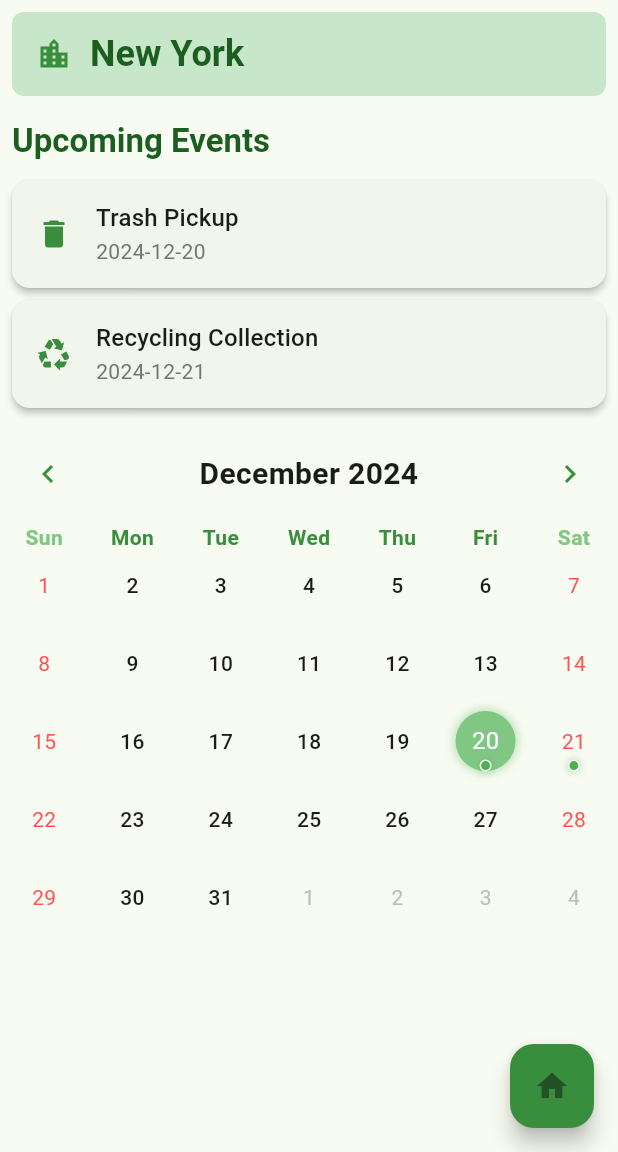
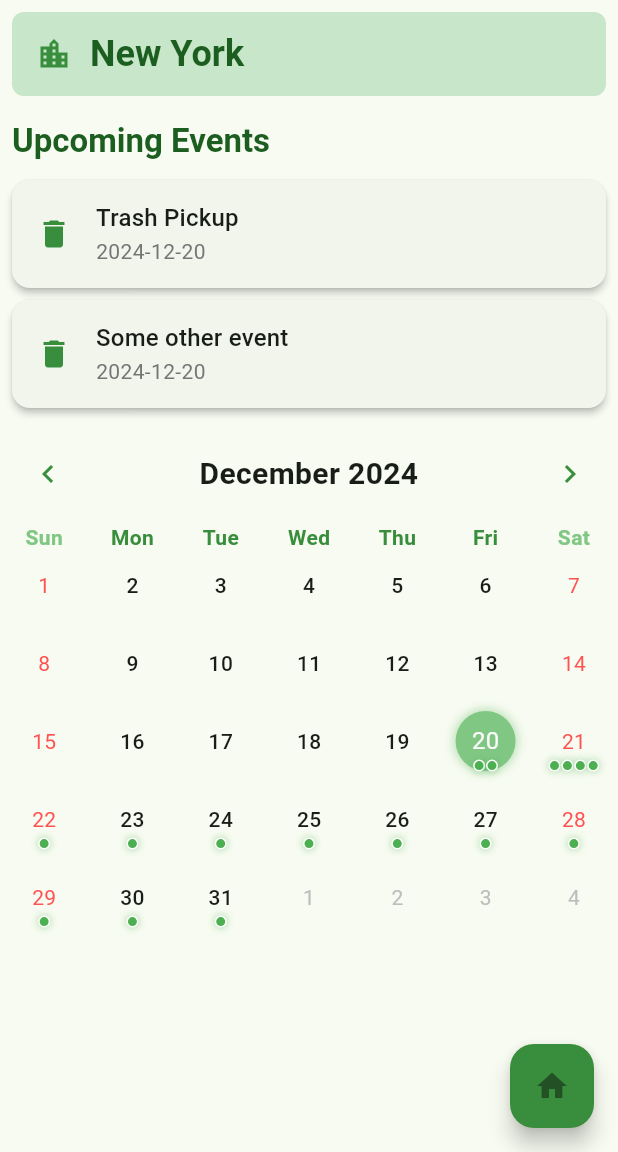
Before and after one commit to brxie/BinDay, a Flutter app: the screen it shows after launch, after a tap on "New York", on a phone screen of 412 x 824 dp, the part 84-1236 px from its top. Run offline on Flutter 3.47's test engine with Material 3 defaults, Android fonts, the phone set to English and light mode, and no system bars; drawn by our look-alikes of table_calendar; our stand-ins replace shared_preferences.

Commit message:
Events handling

```diff
--- a/lib/data/events.dart
+++ b/lib/data/events.dart
@@ -2,7 +2,46 @@ List<Map<String, String>> getEventsForCity(String city) {
   // Example events data
   return [
     {'date': '2024-12-20', 'name': 'Trash Pickup'},
+    {'date': '2024-12-20', 'name': 'Some other event'},
+    {'date': '2024-12-21', 'name': 'Trash Pickup'},
+    {'date': '2024-12-21', 'name': 'Some other event'},
+    {'date': '2024-12-21', 'name': 'Some yet another event'},
     {'date': '2024-12-21', 'name': 'Recycling Collection'},
+    {'date': '2024-12-22', 'name': 'Trash Pickup'},
+    {'date': '2024-12-23', 'name': 'Trash Pickup'},
+    {'date': '2024-12-24', 'name': 'Trash Pickup'},
+    {'date': '2024-12-25', 'name': 'Trash Pickup'},
+    {'date': '2024-12-26', 'name': 'Trash Pickup'},
+    {'date': '2024-12-27', 'name': 'Trash Pickup'},
+    {'date': '2024-12-28', 'name': 'Trash Pickup'},
+    {'date': '2024-12-29', 'name': 'Trash Pickup'},
+    {'date': '2024-12-30', 'name': 'Trash Pickup'},
+    {'date': '2024-12-31', 'name': 'Trash Pickup'},
     // Add more events as needed
   ];
 }
+
+List<Map<String, String>> getNearestEventsForCity(String city) {
+  final now = DateTime.now();
+  final events = getEventsForCity(city);
+
+  // Find the nearest date
+  DateTime? nearestDate;
+  Duration? minDiff;
+
+  for (var event in events) {
+    final eventDate = DateTime.parse(event['date']!);
+    final diff = eventDate.difference(now).abs();
+
+    if (minDiff == null || diff < minDiff) {
+      minDiff = diff;
+      nearestDate = eventDate;
+    }
+  }
+
+  // Return all events from the nearest date
+  return events
+      .where((event) =>
+          DateTime.parse(event['date']!).isAtSameMomentAs(nearestDate!))
+      .toList();
+}
--- a/lib/pages/schedule_page.dart
+++ b/lib/pages/schedule_page.dart
@@ -9,10 +9,10 @@ class SchedulePage extends StatefulWidget {
   const SchedulePage({super.key, required this.selectedCities});
 
   @override
-  _SchedulePageState createState() => _SchedulePageState();
+  SchedulePageState createState() => SchedulePageState();
 }
 
-class _SchedulePageState extends State<SchedulePage> {
+class SchedulePageState extends State<SchedulePage> {
   DateTime _focusedDay = DateTime.now();
   DateTime? _selectedDay;
 
@@ -25,15 +25,21 @@ class _SchedulePageState extends State<SchedulePage> {
       ),
       body: ListView(
         children: widget.selectedCities.map((city) {
+          final eventsToday = getEventsForCity(city).where((event) {
+            final eventDate = DateTime.parse(event['date']!);
+            return eventDate.year == _selectedDay!.year &&
+                eventDate.month == _selectedDay!.month &&
+                eventDate.day == _selectedDay!.day;
+          });
           return Column(
             children: <Widget>[
               // Event List
-              _buildEventList(context, city),
+              _buildEventHeaderList(context, city),
               // Calendar
               _buildCalendar(context, city),
               // Fancy Text for Selected Date
-              if (_selectedDay != null && _selectedDay!.day.isEven)
-                _buildSelectedDateText(),
+              if (_selectedDay != null && eventsToday.isNotEmpty)
+                _buildSelectedDateText(eventsToday),
             ],
           );
         }).toList(),
@@ -53,7 +59,7 @@ class _SchedulePageState extends State<SchedulePage> {
     );
   }
 
-  Widget _buildSelectedDateText() {
+  Widget _buildSelectedDateText(Iterable<Map<String, String>> eventsToday) {
     return Padding(
       padding: const EdgeInsets.all(16.0),
       child: Container(
@@ -77,9 +83,9 @@ class _SchedulePageState extends State<SchedulePage> {
             const SizedBox(width: 8),
             Expanded(
               child: Text(
-                'Selected Date: ${_selectedDay.toString()}',
+                eventsToday.map((event) => '• ${event['name']}').join('\n'),
                 style: TextStyle(
-                  fontSize: 16,
+                  fontSize: 14,
                   fontWeight: FontWeight.bold,
                   color: Colors.green[900],
                 ),
@@ -187,7 +193,7 @@ class _SchedulePageState extends State<SchedulePage> {
     );
   }
 
-  Widget _buildEventList(BuildContext context, String city) {
+  Widget _buildEventHeaderList(BuildContext context, String city) {
     return Padding(
       padding: const EdgeInsets.all(8.0),
       child: Column(
@@ -223,7 +229,7 @@ class _SchedulePageState extends State<SchedulePage> {
                 ),
           ),
           const SizedBox(height: 8),
-          ...getEventsForCity(city).map((event) {
+          ...getNearestEventsForCity(city).map((event) {
             return Card(
               elevation: 2,
               margin: const EdgeInsets.symmetric(vertical: 4.0),
```
Also changed, not shown: 1 other file.
